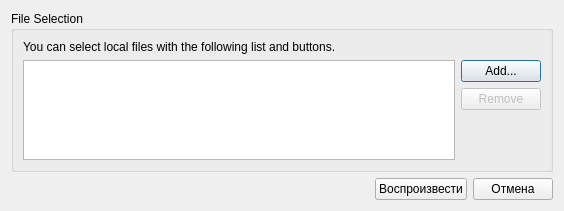
Old version of the form open_file_dialog.ui in the repository eoan-ermine/Media-Player.
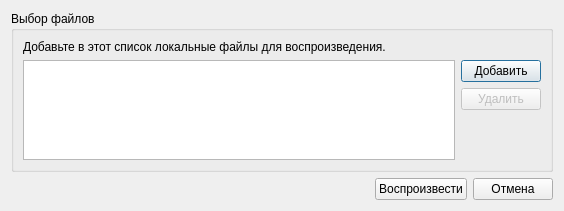
New version of the form. Icons and pictures are not drawn.

The edit to the form file:
```diff
--- a/open_file_dialog.ui
+++ b/open_file_dialog.ui
@@ -22,13 +22,13 @@
         <string>Choose one or more media file to open</string>
        </property>
        <property name="title">
-        <string>File Selection</string>
+        <string>Выбор файлов</string>
        </property>
        <layout class="QGridLayout" name="gridLayout1">
         <item row="0" column="0" colspan="3">
          <widget class="QLabel" name="label">
           <property name="text">
-           <string>You can select local files with the following list and buttons.</string>
+           <string>Добавьте в этот список локальные файлы для воспроизведения.</string>
           </property>
          </widget>
         </item>
@@ -60,7 +60,7 @@
         <item row="1" column="2">
          <widget class="QPushButton" name="file_browse_btn">
           <property name="text">
-           <string>Add...</string>
+           <string>Добавить</string>
           </property>
           <property name="icon">
            <iconset>
@@ -83,7 +83,7 @@
            </sizepolicy>
           </property>
           <property name="text">
-           <string>Remove</string>
+           <string>Удалить</string>
           </property>
           <property name="icon">
            <iconset>
```
Left out of the diff: 4 changed lines with no effect on the pictures.
